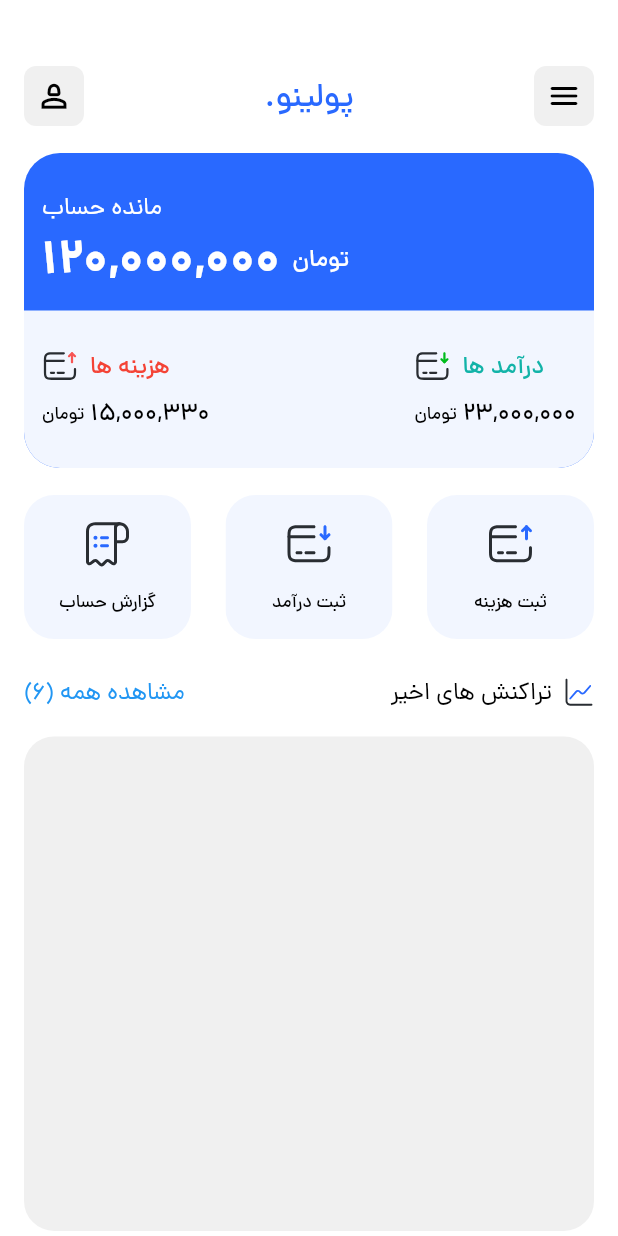
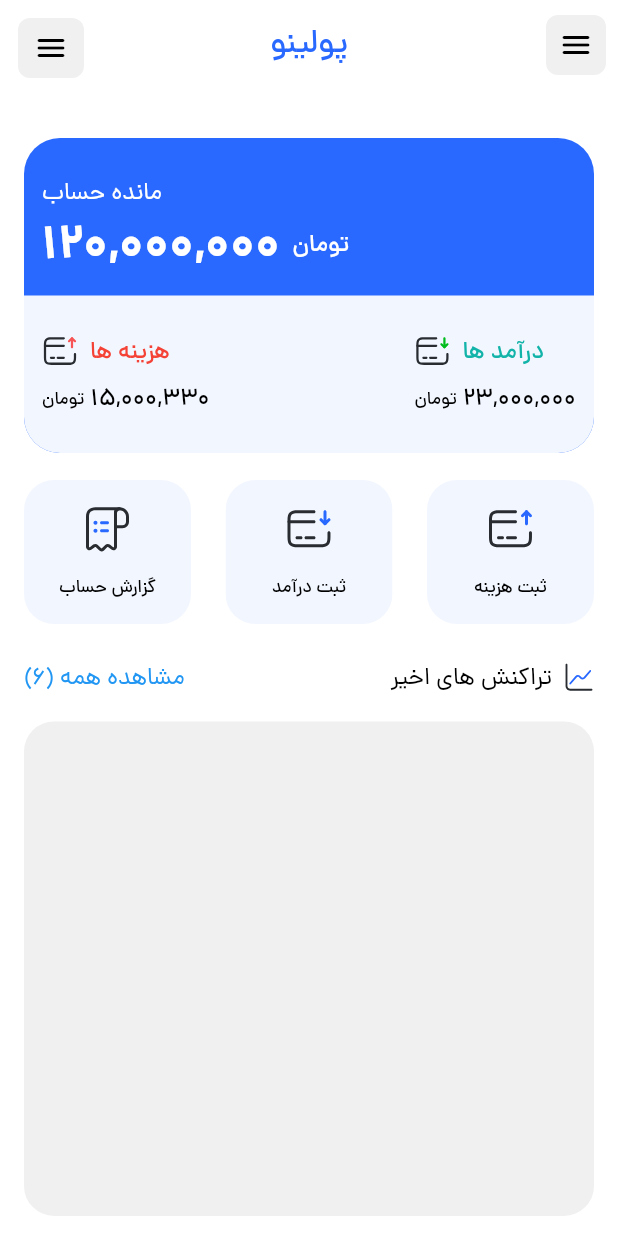
Before and after one commit to rezaabiri/poolino, a Flutter app: the HomePage screen opened by its route, on a phone screen of 412 x 824 dp. Run offline on Flutter 3.47's test engine with Material 3 defaults, Android fonts, the phone set to English and light mode, and no system bars; our stand-ins replace bloc, dio, dotted_line, flutter_bloc, flutter_svg, get_it and 4 more; missing offline and left inert: android_sms_retriever, animated_snack_bar, delayed_widget, flutter_sms_inbox, persian_number_utility; accounts and stored records are empty.

```diff
--- a/lib/common/params/login_params.dart
+++ b/lib/common/params/login_params.dart
@@ -1,6 +1,6 @@
 class LoginParams{
-  String email;
+  String phone;
   String password;
 
-  LoginParams(this.email, this.password);
+  LoginParams(this.phone, this.password);
 }
--- a/lib/common/params/verify_params.dart
+++ b/lib/common/params/verify_params.dart
@@ -1,6 +1,6 @@
 class VerifyParams{
-  String email;
+  String phone;
   String code;
 
-  VerifyParams(this.email, this.code);
+  VerifyParams(this.phone, this.code);
 }
--- a/lib/features/add_feature/data/add_cost_api_provider.dart
+++ b/lib/features/add_feature/data/add_cost_api_provider.dart
@@ -4,13 +4,17 @@ import 'package:poolino/common/error_handler/check_exception.dart';
 import 'package:poolino/common/error_handler/jwt/base_api_provider.dart';
 
 import '../../../common/utils/constants.dart';
+import '../../../common/utils/prefs_opreator.dart';
+import '../../../locator.dart';
 
 
 class AddApiProvider extends BaseApiProvider{
+
   Future<dynamic> saveCost(String price, String date, String category, String priority, String description) async {
     var response = await dio.post(
       Constants.baseUrl + Constants.addCost,
       data: {
+        //'userId':await prefsOperator.getSharedData("userId"),
         'price': price,
         'date':date,
         'category':category,
--- a/lib/features/home_feature/presentation/screens/home_page.dart
+++ b/lib/features/home_feature/presentation/screens/home_page.dart
@@ -1,3 +1,4 @@
+import 'package:flutter/gestures.dart';
 import 'package:flutter/material.dart';
 import 'package:flutter_bloc/flutter_bloc.dart';
 import 'package:flutter_sms_inbox/flutter_sms_inbox.dart';
@@ -57,20 +58,36 @@ class _HomePageState extends State<HomePage> with TickerProviderStateMixin {
 
     return Scaffold(
       backgroundColor: Colors.white,
+      drawer: Container(color: Colors.white,),
+      appBar: AppBar(
+        backgroundColor: Colors.white,
+        title: const Text("پولینو"),
+        titleTextStyle: TextStyle(fontSize: 22, color: PoolinoColors.baseColor, fontFamily: 'medium'),
+        centerTitle: true,
+        leading: Builder(
+          builder: (BuildContext context) {
+            return Padding(
+              padding: const EdgeInsets.only(top: 12, left: 12, bottom: 4),
+              child: ToolbarWidget(onTap: (){
+                Scaffold.of(context).openDrawer();},
+              ),
+            );
+          }
+        ),
+        actions: [
+          Padding(
+            padding: const EdgeInsets.only(top: 4, right: 8),
+            child: ToolbarWidget(onTap: (){}),
+          ),
+
+        ],
+
+      ),
       body: Padding(
         padding: EdgeInsets.only(left: 16, right: 16, top: 36),
         child: SingleChildScrollView(
           child: Column(
             children: [
-              ToolbarWidget(
-                profile: (){},
-                menu: (){
-                  Drawer();
-                },
-              ),
-              const SizedBox(
-                height: 18,
-              ),
               CardMoney(
                 cost: "15,000,330",
                 income: "23,000,000",
--- a/lib/features/home_feature/presentation/widgets/toolbar_widget.dart
+++ b/lib/features/home_feature/presentation/widgets/toolbar_widget.dart
@@ -3,44 +3,20 @@ import 'package:flutter/material.dart';
 import '../../../../common/utils/poolino_colors.dart';
 
 class ToolbarWidget extends StatelessWidget  {
-  Function() profile;
-  Function() menu;
-  ToolbarWidget({super.key, required this.profile, required this.menu});
+  Function() onTap;
+  ToolbarWidget({super.key, required this.onTap});
 
   @override
   Widget build(BuildContext context) {
-    return Padding(
-      padding: const EdgeInsets.only(top: 8.0),
-      child: Row(
-        mainAxisAlignment: MainAxisAlignment.spaceBetween,
-        children: [
-          ClipRRect(
-            borderRadius: BorderRadius.circular(8),
-            child: Material(
-              color: PoolinoColors.f0Color,
-              child: InkWell(
-                onTap: profile,
-                child: const SizedBox(
-                  height: 40,
-                  width: 40,
-                  child: Icon(Icons.person_2_outlined, size: 25, color: Colors.black,),
-                ),
-              ),
-            ),
-          ),
-          Text(".پولینو", style: TextStyle(fontFamily: "medium", fontSize: 22, color: PoolinoColors.baseColor)),
-          ClipRRect(
+    return ClipRRect(
       borderRadius: BorderRadius.circular(8),
       child: Material(
         color: PoolinoColors.f0Color,
         child: SizedBox(
           height: 40,
           width: 40,
-                child: IconButton(onPressed : menu, icon: const Icon(Icons.menu_rounded, color: Colors.black,)),
+          child: IconButton(onPressed : onTap, icon: const Icon(Icons.menu_rounded, color: Colors.black,)),
         ),
-            ),
-          ),
-        ],
       ),
     );
   }
--- a/lib/features/login_feature/presentation/bloc/verify_button_event/verify_button_cubit.dart
+++ b/lib/features/login_feature/presentation/bloc/verify_button_event/verify_button_cubit.dart
@@ -2,8 +2,8 @@ import 'package:bloc/bloc.dart';
 
 part 'verify_button_state.dart';
 
-class VerifyButton extends Cubit<VerifyButtonState> {
-  VerifyButton() : super(VerifyButtonState(isCorrect: false));
+class VerifyButtonCubit extends Cubit<VerifyButtonState> {
+  VerifyButtonCubit() : super(VerifyButtonState(isCorrect: false));
 
   void changeState(bool isCorrect) {
     emit(VerifyButtonState(isCorrect: isCorrect));
--- a/lib/features/login_feature/repository/login_repository_impl.dart
+++ b/lib/features/login_feature/repository/login_repository_impl.dart
@@ -21,7 +21,7 @@ class LoginRepositoryImpl extends LoginRepository {
     try {
       Response response;
       response = await apiProvider.login(
-        loginParams.email,
+        loginParams.phone,
         loginParams.password,
       );
       LoginEntity loginEntity = LoginModel.fromJson(response.data);
--- a/lib/features/login_feature/repository/verify_repository_impl.dart
+++ b/lib/features/login_feature/repository/verify_repository_impl.dart
@@ -20,7 +20,7 @@ class VerifyRepositoryImpl extends VerifyRepository {
 
     try {
       Response response;
-      response = await apiProvider.verify(verifyParams.email, verifyParams.code);
+      response = await apiProvider.verify(verifyParams.phone, verifyParams.code);
       VerifyEntity verifyEntity = VerifyModel.fromJson(response.data);
       return DataSuccess(verifyEntity);
     }on AppException catch (e){
--- a/lib/main.dart
+++ b/lib/main.dart
@@ -32,7 +32,7 @@ void main() async {
     BlocProvider(create: (_) => ThemeCubit()),
     BlocProvider.value(value: themeCubit),
     BlocProvider(create: (_) => locator<LoginBloc>()),
-    BlocProvider(create: (_) => VerifyButton()),
+    BlocProvider(create: (_) => VerifyButtonCubit()),
     BlocProvider(create: (_) => LoginButtonCubit()),
     BlocProvider(create: (_) => locator<VerifyBloc>()),
     BlocProvider(create: (_) => VerifyPinPut()),
```
Also changed, not shown: lib/features/login_feature/data/api_provider.dart (+4 -4 lines), lib/features/login_feature/presentation/screens/verify_code_page.dart (+25 -15 lines). Lines whose indentation alone changed are shown as unchanged.
